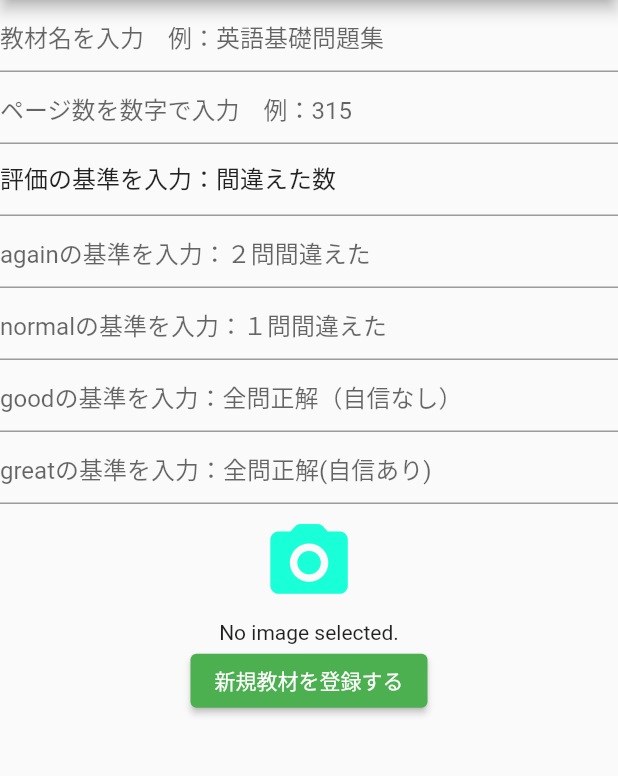
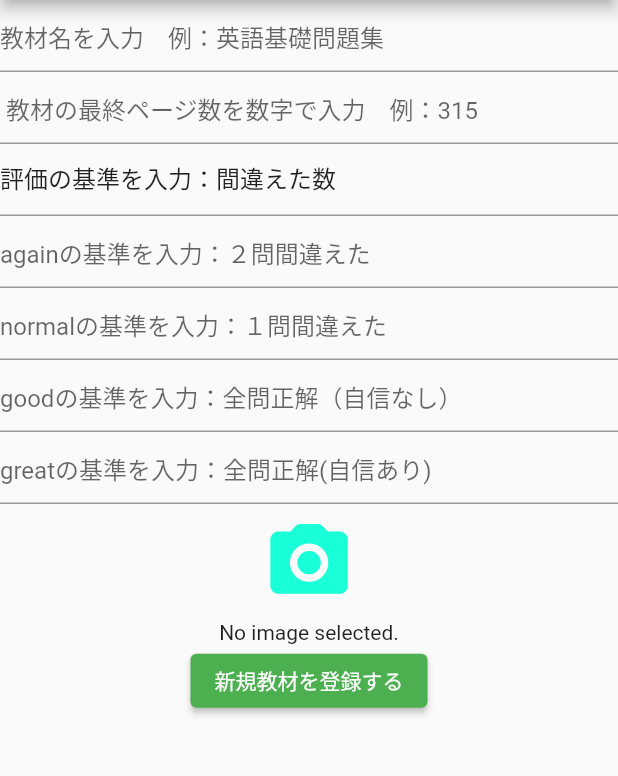
Before and after one commit to kyohei-fujishiro/mitekara, a Flutter app: the TextEntryPage screen opened directly, on a phone screen of 412 x 824 dp, the part 84-860 px from its top. Run offline on Flutter 3.47's test engine with Material 2 defaults, Android fonts, the phone set to English and light mode, and no system bars; our stand-ins replace charts_flutter, cloud_firestore, firebase_auth, firebase_core, firebase_storage, image_picker; accounts and stored records are empty.

Commit message:
20220925

```diff
--- a/lib/text_entry.dart
+++ b/lib/text_entry.dart
@@ -143,7 +143,7 @@ class _TextEntryPageState extends State<TextEntryPage> {
               ),
               TextField(
                 decoration: InputDecoration(
-                  hintText: 'ページ数を数字で入力　例：315',
+                  hintText: ' 教材の最終ページ数を数字で入力　例：315',
                 ),
                 onChanged: (text) {
                   // TODO:引数がわからない。 parseの使い方を調べる。
```
